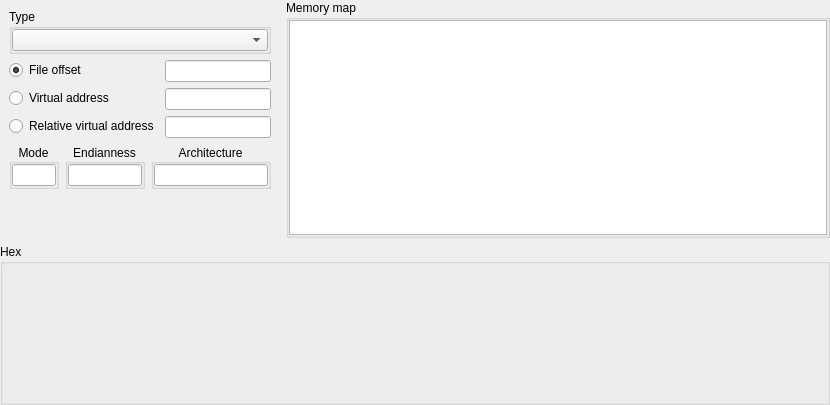
The window that xmemorymapwidget.ui (horsicq/XMemoryMapWidget) describes before a commit, drawn with Qt 5.
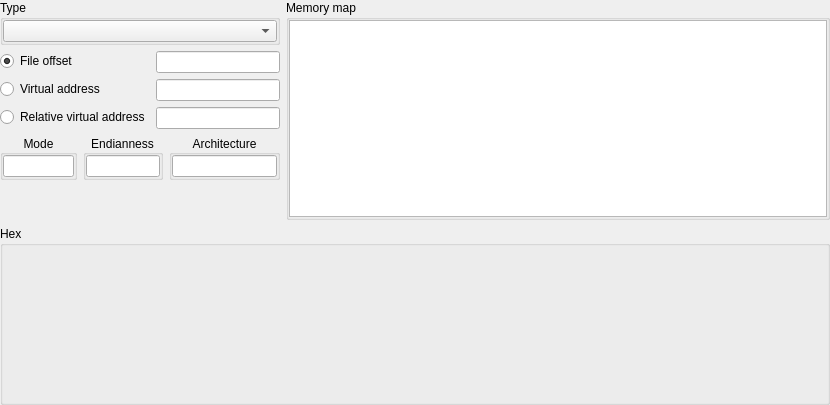
The same window after the commit. Custom widgets are drawn as their Qt base class.

Diff of the .ui file:
```diff
--- a/xmemorymapwidget.ui
+++ b/xmemorymapwidget.ui
@@ -37,6 +37,18 @@
         </size>
        </property>
        <layout class="QVBoxLayout" name="verticalLayout_2">
+        <property name="leftMargin">
+         <number>0</number>
+        </property>
+        <property name="topMargin">
+         <number>0</number>
+        </property>
+        <property name="rightMargin">
+         <number>0</number>
+        </property>
+        <property name="bottomMargin">
+         <number>0</number>
+        </property>
         <item>
          <widget class="QGroupBox" name="groupBoxType">
           <property name="title">
@@ -110,7 +122,7 @@
            <widget class="QGroupBox" name="groupBoxMode">
             <property name="maximumSize">
              <size>
-              <width>50</width>
+              <width>80</width>
               <height>16777215</height>
              </size>
             </property>
```
